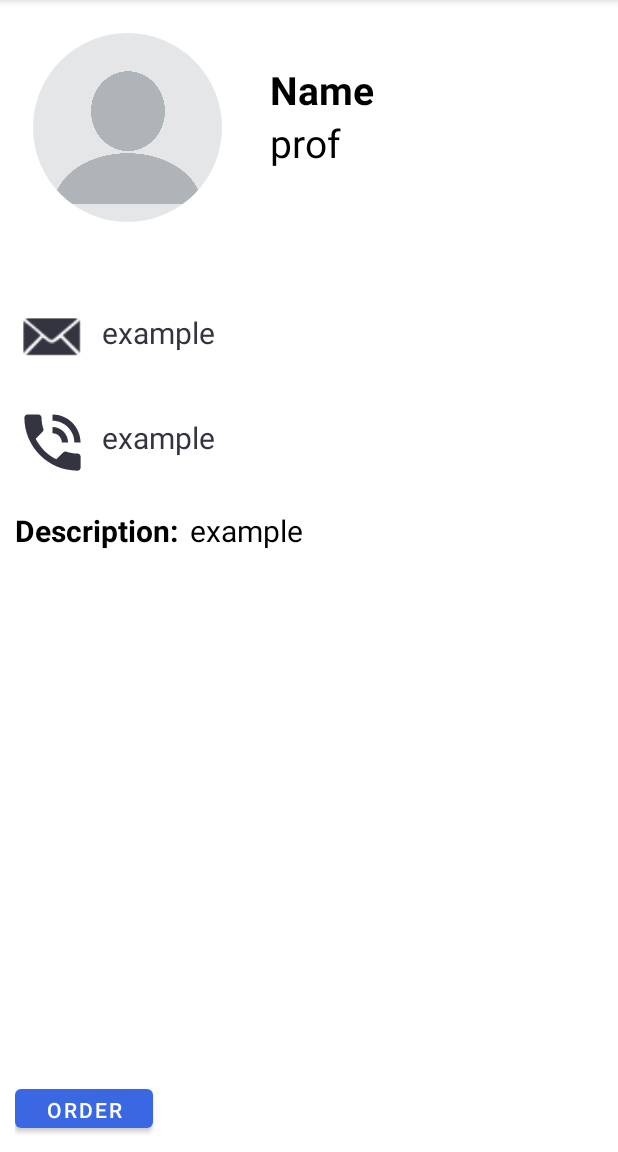
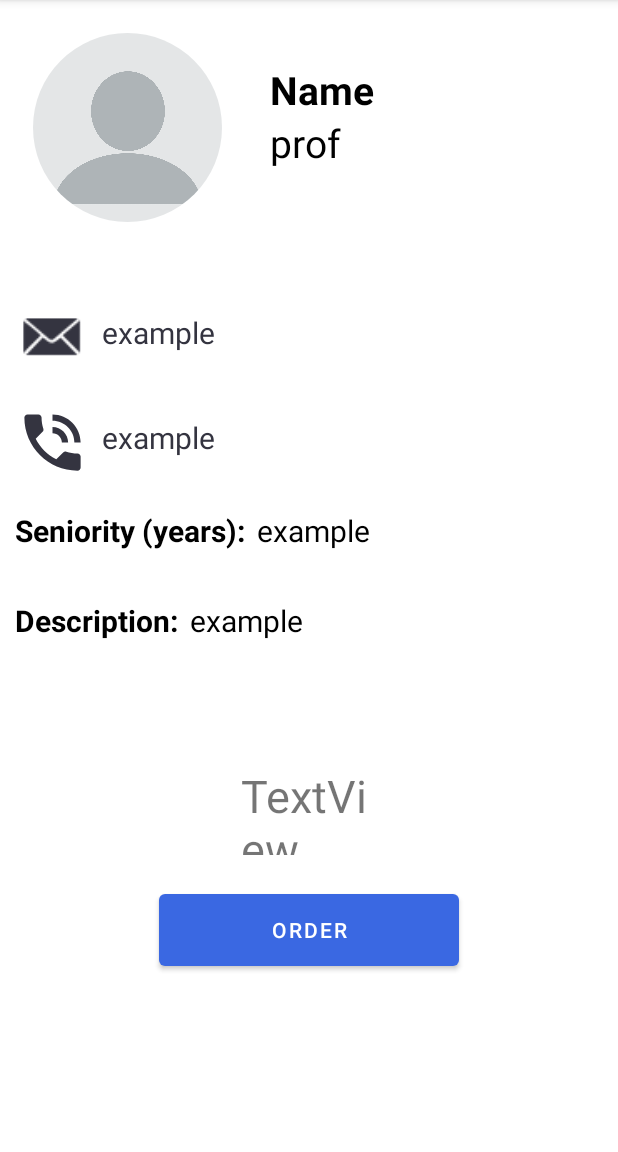
Before and after one commit to adimor1/HandIt, an Android app: the ProfessionalDetailsActivity screen opened directly, with no data from a screen before it, on a phone screen of 412 x 824 dp, the part 84-1236 px from its top. Run offline under Robolectric (Android 15) with nearby library versions, the phone set to English and light mode, and no system bars; our stand-ins replace CircleImageView, Firebase (no records; nobody signed in at launch, a user with empty details on screens opened directly), Picasso; pictures from the network do not load.

Commit message:
change in details

```diff
--- a/app/src/main/java/com/example/myapplication/Activities/ProfessionalDetailsActivity.java
+++ b/app/src/main/java/com/example/myapplication/Activities/ProfessionalDetailsActivity.java
@@ -9,6 +9,7 @@ import android.view.View;
 import android.view.Window;
 import android.widget.Button;
 import android.widget.EditText;
+import android.widget.ImageView;
 import android.widget.TextView;
 
 import com.example.myapplication.Models.LoginUser;
@@ -17,6 +18,7 @@ import com.example.myapplication.Models.User;
 import com.example.myapplication.R;
 import com.google.firebase.database.DatabaseReference;
 import com.google.firebase.database.FirebaseDatabase;
+import com.squareup.picasso.Picasso;
 
 public class ProfessionalDetailsActivity extends AppCompatActivity {
 
@@ -29,7 +31,9 @@ public class ProfessionalDetailsActivity extends AppCompatActivity {
     TextView tvProf;
     TextView tvPhone;
     TextView tvDescription;
-    Uri image;
+    TextView tvSenority;
+    TextView tvRating;
+    ImageView image;
 
     @Override
     protected void onCreate(Bundle savedInstanceState) {
@@ -42,6 +46,9 @@ public class ProfessionalDetailsActivity extends AppCompatActivity {
         tvDescription = findViewById(R.id.tvDescriptionDetails);
         tvPhone = findViewById(R.id.phoneDetails);
         tvProf = findViewById(R.id.profDetails);
+        //image = findViewById(R.id.imageDetails);
+        tvSenority = findViewById(R.id.tvSeniority);
+        tvRating = findViewById(R.id.ratingDetails);
 
         if(getIntent().hasExtra("selected_user")){
             User user = getIntent().getParcelableExtra("selected_user");
@@ -51,15 +58,17 @@ public class ProfessionalDetailsActivity extends AppCompatActivity {
             String description= user.getDescription();
             String phone = user.getPhone();
             String seniority= user.getSeniority();
-            String image = user.getUriImage();
-            String countRating = String.valueOf(user.getCountRating());
-            String sumRating = String.valueOf(user.getSumRating());
+            //String rating = String.valueOf(user.getSumRating() / user.getCountRating());
+            //Uri uri = Uri.parse(user.getUriImage());
 
             tvName.setText(name);
             tvEmail.setText(email);
             tvDescription.setText(description);
             tvPhone.setText(phone);
             tvProf.setText(profession);
+            tvSenority.setText(seniority);
+            //tvRating.setText(rating);
+          //  Picasso.get().load(uri).into(image);
         }
 
         orderBtn.setOnClickListener(new View.OnClickListener() {
--- a/app/src/main/java/com/example/myapplication/Activities/RegisterActivity.java
+++ b/app/src/main/java/com/example/myapplication/Activities/RegisterActivity.java
@@ -10,6 +10,7 @@ import android.view.View;
 import android.widget.Button;
 import android.widget.EditText;
 import android.widget.Switch;
+import android.widget.TextView;
 import android.widget.Toast;
 
 import com.example.myapplication.Models.LoginUser;
@@ -41,6 +42,7 @@ public class RegisterActivity extends AppCompatActivity {
     private EditText firstName;
     private EditText lastName;
     private Switch isProf;
+    private TextView IsProfText;
     StorageReference storageReference;
 
     @Override
@@ -54,7 +56,7 @@ public class RegisterActivity extends AppCompatActivity {
         password = findViewById(R.id.password);
         registerBtn = findViewById(R.id.registerBtn);
         isProf = findViewById(R.id.isProf);
-
+        IsProfText = findViewById(R.id.profText);
         auth = FirebaseAuth.getInstance();
 
         registerBtn.setOnClickListener(new View.OnClickListener() {
--- a/app/src/main/res/layout/activity_professional_details.xml
+++ b/app/src/main/res/layout/activity_professional_details.xml
@@ -107,6 +107,31 @@
 
     <LinearLayout
         android:layout_width="wrap_content"
+        android:layout_height="40dp"
+        android:layout_gravity="center_vertical"
+        android:orientation="horizontal"
+        android:layout_marginTop="20dp">
+
+        <TextView
+            android:layout_width="wrap_content"
+            android:layout_height="wrap_content"
+            android:text="Seniority (years):"
+            android:textColor="@color/black"
+            android:textSize="20sp"
+            android:textStyle="bold"/>
+
+        <TextView
+            android:id="@+id/tvSeniority"
+            android:layout_width="wrap_content"
+            android:layout_height="80dp"
+            android:layout_marginLeft="8dp"
+            android:text="example"
+            android:textColor="@color/black"
+            android:textSize="20sp" />
+    </LinearLayout>
+
+    <LinearLayout
+        android:layout_width="wrap_content"
         android:layout_height="wrap_content"
         android:layout_gravity="center_vertical"
         android:orientation="horizontal"
@@ -131,13 +156,21 @@
     </LinearLayout>
 
 
+    <TextView
+        android:id="@+id/ratingDetails"
+        android:layout_width="90dp"
+        android:layout_height="60dp"
+        android:text="TextView"
+        android:layout_gravity="center"
+        android:layout_marginTop="30dp"
+        android:textSize="30sp" />
+
     <Button
         android:id="@+id/orderBtn"
-        android:layout_width="match_parent"
-        android:layout_height="wrap_content"
-        android:text="Order"
-        android:layout_marginEnd="300dp"
-        android:layout_marginTop="300dp"
-        />
+        android:layout_width="200dp"
+        android:layout_height="60dp"
+        android:layout_marginTop="20dp"
+        android:layout_gravity="center"
+        android:text="Order" />
 
 </LinearLayout>
--- a/app/src/main/res/layout/activity_register.xml
+++ b/app/src/main/res/layout/activity_register.xml
@@ -63,6 +63,7 @@
             android:id="@+id/isProf"
            />
         <TextView
+            android:id="@+id/profText"
             android:layout_width="wrap_content"
             android:text="I'm Not Professional"
             android:layout_height="wrap_content"
```
